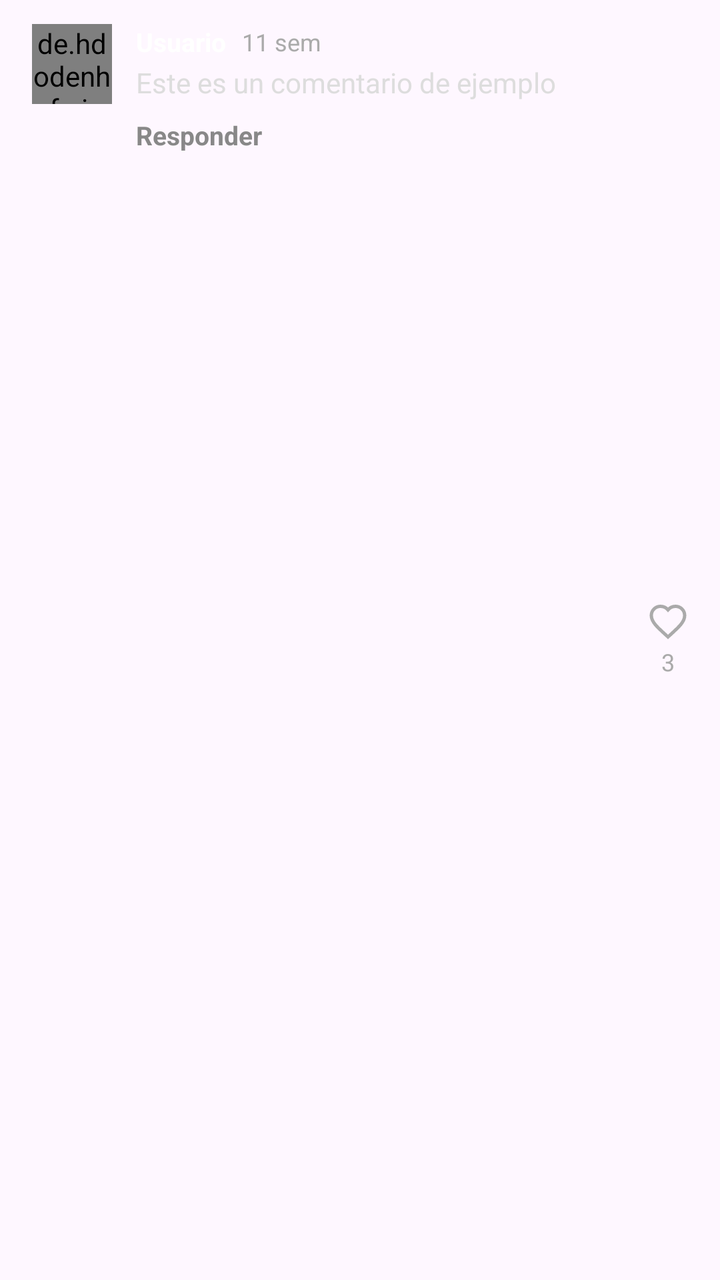
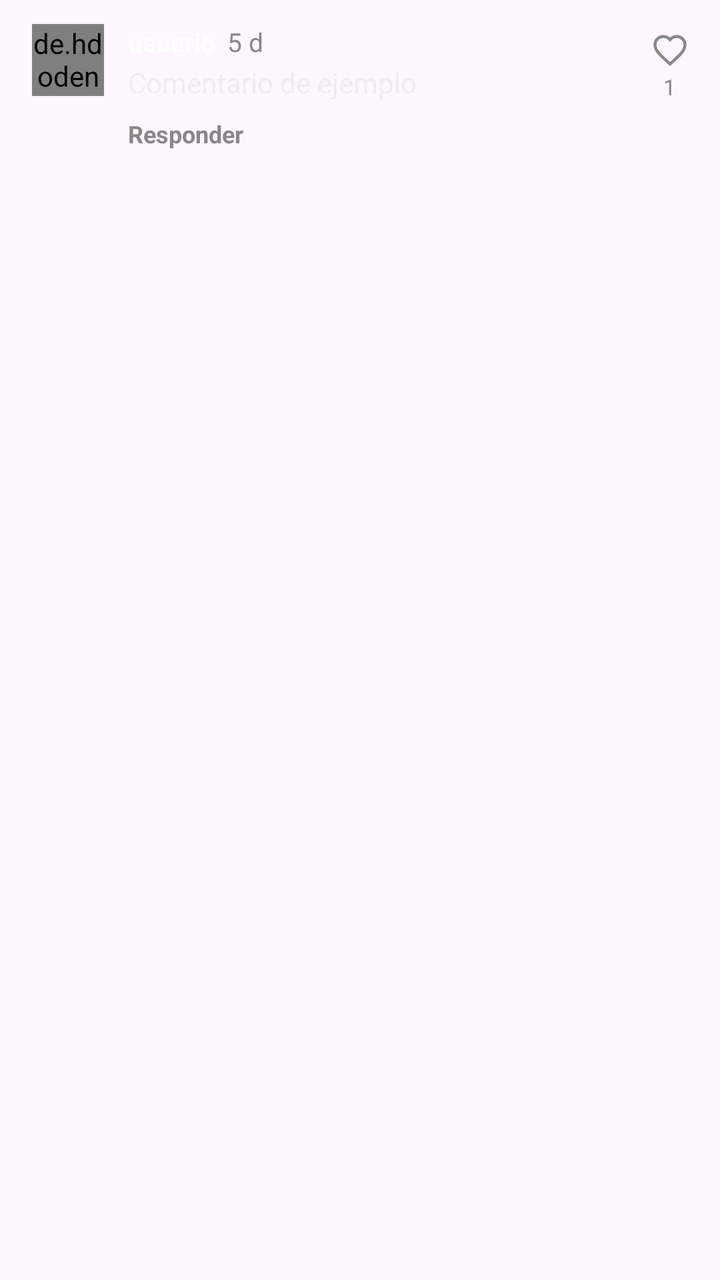

Screens rendered from an Android XML layout before and after an edit, with the pre-edit source and the edit as a unified diff.
<!-- AndroidManifest.xml: application theme Theme.CourseV -->
<!-- res/layout/item_comment.xml -->
<?xml version="1.0" encoding="utf-8"?>
<LinearLayout xmlns:android="http://schemas.android.com/apk/res/android"
    xmlns:app="http://schemas.android.com/apk/res-auto"
    android:layout_width="match_parent"
    android:layout_height="wrap_content"
    android:orientation="horizontal"
    android:paddingStart="16dp"
    android:paddingEnd="16dp"
    android:paddingTop="12dp"
    android:paddingBottom="12dp"
    android:background="?attr/selectableItemBackground">

    
    <de.hdodenhof.circleimageview.CircleImageView
        android:id="@+id/commentAvatar"
        android:layout_width="40dp"
        android:layout_height="40dp"
        android:src="@drawable/ic_profile"
        app:civ_border_width="0dp"
        android:layout_gravity="top" />

    <LinearLayout
        android:layout_width="0dp"
        android:layout_height="wrap_content"
        android:layout_weight="1"
        android:orientation="vertical"
        android:layout_marginStart="12dp">

        
        <LinearLayout
            android:layout_width="match_parent"
            android:layout_height="wrap_content"
            android:orientation="horizontal"
            android:gravity="center_vertical"
            android:layout_marginBottom="2dp">

            <TextView
                android:id="@+id/commentUsername"
                android:layout_width="wrap_content"
                android:layout_height="wrap_content"
                android:text="Usuario"
                android:textColor="#FFFFFF"
                android:textSize="13sp"
                android:textStyle="bold" />

            <TextView
                android:id="@+id/commentTimestamp"
                android:layout_width="wrap_content"
                android:layout_height="wrap_content"
                android:layout_marginStart="8dp"
                android:text="11 sem"
                android:textColor="#AAAAAA"
                android:textSize="12sp" />
        </LinearLayout>

        
        <TextView
            android:id="@+id/commentText"
            android:layout_width="match_parent"
            android:layout_height="wrap_content"
            android:text="Este es un comentario de ejemplo"
            android:textColor="#DDDDDD"
            android:textSize="14sp"
            android:lineSpacingMultiplier="1.1"
            android:ellipsize="end" />

        
        <TextView
            android:id="@+id/replyButton"
            android:layout_width="wrap_content"
            android:layout_height="wrap_content"
            android:layout_marginTop="4dp"
            android:text="Responder"
            android:textColor="#888888"
            android:textSize="13sp"
            android:textStyle="bold"
            android:background="?attr/selectableItemBackground"
            android:paddingEnd="8dp"
            android:paddingBottom="4dp"
            android:paddingTop="4dp"/>

    </LinearLayout>

    
    <LinearLayout
        android:layout_width="wrap_content"
        android:layout_height="wrap_content"
        android:orientation="vertical"
        android:gravity="center"
        android:layout_marginStart="16dp"
        android:layout_gravity="center_vertical">

        <ImageView
            android:id="@+id/commentLikeIcon"
            android:layout_width="20dp"
            android:layout_height="20dp"
            android:src="@drawable/ic_heart_outline"
            app:tint="#AAAAAA" />

        <TextView
            android:id="@+id/commentLikeCount"
            android:layout_width="wrap_content"
            android:layout_height="wrap_content"
            android:text="3"
            android:textColor="#AAAAAA"
            android:textSize="12sp"
            android:layout_marginTop="2dp" />
    </LinearLayout>

</LinearLayout>
<!-- resources referenced by this layout -->
<resources>
  <!-- drawable ic_heart_outline (drawable) -->
  <vector xmlns:android="http://schemas.android.com/apk/res/android"
      android:width="24dp"
      android:height="24dp"
      android:viewportWidth="24"
      android:viewportHeight="24">
    <path
        android:fillColor="#00000000"
        android:pathData="M12,21.35l-1.45,-1.32C5.4,15.36 2,12.28 2,8.5 2,5.42 4.42,3 7.5,3c1.74,0 3.41,0.81 4.5,2.09C13.09,3.81 14.76,3 16.5,3 19.58,3 22,5.42 22,8.5c0,3.78 -3.4,6.86 -8.55,11.54L12,21.35z"
        android:strokeWidth="2"
        android:strokeColor="#888888"/>
  </vector>
  <!-- drawable ic_profile (drawable) -->
  <vector xmlns:android="http://schemas.android.com/apk/res/android"
      android:width="24dp"
      android:height="24dp"
      android:viewportWidth="24"
      android:viewportHeight="24">
      <path
          android:fillColor="#FFFFFF"
          android:pathData="M12,12c2.21,0 4,-1.79 4,-4s-1.79,-4 -4,-4 -4,1.79 -4,4 1.79,4 4,4zM12,14c-2.67,0 -8,1.34 -8,4v2h16v-2c0,-2.66 -5.33,-4 -8,-4z"/>
  </vector>
  <style name="Theme.CourseV" parent="Base.Theme.CourseV" />
  <style name="Base.Theme.CourseV" parent="Theme.Material3.DayNight.NoActionBar">
          
          
          
          
          <item name="appBarLayoutStyle">@style/Widget.App.AppBarLayout</item>
          <item name="collapsingToolbarLayoutStyle">@style/Widget.App.CollapsingToolbar</item>
      </style>
  <style name="Widget.App.AppBarLayout" parent="Widget.Material3.AppBarLayout">
          <item name="android:background">#000000</item>
          <item name="liftOnScroll">false</item>
          <item name="elevation">0dp</item>
      </style>
  <style name="Widget.App.CollapsingToolbar" parent="Widget.Material3.CollapsingToolbar">
          <item name="android:background">#000000</item>
          <item name="contentScrim">#000000</item>
          <item name="statusBarScrim">#000000</item>
      </style>
</resources>

<!-- the commit's change to res/layout/item_comment.xml (unified diff, before → after) -->
@@ -13,8 +13,8 @@
     
     <de.hdodenhof.circleimageview.CircleImageView
         android:id="@+id/commentAvatar"
-        android:layout_width="40dp"
-        android:layout_height="40dp"
+        android:layout_width="36dp"
+        android:layout_height="36dp"
         android:src="@drawable/ic_profile"
         app:civ_border_width="0dp"
         android:layout_gravity="top" />
@@ -31,14 +31,13 @@
             android:layout_width="match_parent"
             android:layout_height="wrap_content"
             android:orientation="horizontal"
-            android:gravity="center_vertical"
-            android:layout_marginBottom="2dp">
+            android:gravity="center_vertical">
 
             <TextView
                 android:id="@+id/commentUsername"
                 android:layout_width="wrap_content"
                 android:layout_height="wrap_content"
-                android:text="Usuario"
+                android:text="usuario"
                 android:textColor="#FFFFFF"
                 android:textSize="13sp"
                 android:textStyle="bold" />
@@ -47,10 +46,10 @@
                 android:id="@+id/commentTimestamp"
                 android:layout_width="wrap_content"
                 android:layout_height="wrap_content"
-                android:layout_marginStart="8dp"
-                android:text="11 sem"
-                android:textColor="#AAAAAA"
-                android:textSize="12sp" />
+                android:layout_marginStart="6dp"
+                android:text="5 d"
+                android:textColor="#888888"
+                android:textSize="13sp" />
         </LinearLayout>
 
         
@@ -58,26 +57,26 @@
             android:id="@+id/commentText"
             android:layout_width="match_parent"
             android:layout_height="wrap_content"
-            android:text="Este es un comentario de ejemplo"
-            android:textColor="#DDDDDD"
+            android:layout_marginTop="2dp"
+            android:text="Comentario de ejemplo"
+            android:textColor="#EEEEEE"
             android:textSize="14sp"
-            android:lineSpacingMultiplier="1.1"
-            android:ellipsize="end" />
+            android:lineSpacingMultiplier="1.15" />
 
         
         <TextView
             android:id="@+id/replyButton"
             android:layout_width="wrap_content"
             android:layout_height="wrap_content"
-            android:layout_marginTop="4dp"
+            android:layout_marginTop="6dp"
             android:text="Responder"
             android:textColor="#888888"
-            android:textSize="13sp"
+            android:textSize="12sp"
             android:textStyle="bold"
             android:background="?attr/selectableItemBackground"
             android:paddingEnd="8dp"
             android:paddingBottom="4dp"
-            android:paddingTop="4dp"/>
+            android:paddingTop="2dp"/>
 
     </LinearLayout>
 
@@ -87,23 +86,24 @@
         android:layout_height="wrap_content"
         android:orientation="vertical"
         android:gravity="center"
-        android:layout_marginStart="16dp"
-        android:layout_gravity="center_vertical">
+        android:layout_marginStart="12dp"
+        android:layout_gravity="top"
+        android:paddingTop="4dp">
 
         <ImageView
             android:id="@+id/commentLikeIcon"
-            android:layout_width="20dp"
-            android:layout_height="20dp"
+            android:layout_width="18dp"
+            android:layout_height="18dp"
             android:src="@drawable/ic_heart_outline"
-            app:tint="#AAAAAA" />
+            app:tint="#888888" />
 
         <TextView
             android:id="@+id/commentLikeCount"
             android:layout_width="wrap_content"
             android:layout_height="wrap_content"
-            android:text="3"
-            android:textColor="#AAAAAA"
-            android:textSize="12sp"
+            android:text="1"
+            android:textColor="#888888"
+            android:textSize="11sp"
             android:layout_marginTop="2dp" />
     </LinearLayout>
 
